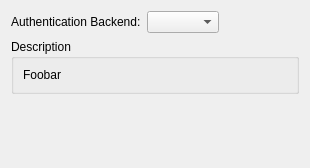
Qt form src/qtui/ui/coreconfigwizardauthenticationselectionpage.ui (quassel/quassel) before a commit.
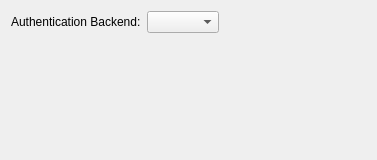
The same form after that commit.

Commit message:
Fix layout issues in CoreConfigWizard; cleanup
Qt has trouble layouting widgets dynamically added to wizard pages,
so switch to using QStackedWidget for storage and authenticator
settings. Add size policies as needed and explicitly set the size of
all pages to fit the largest one to ensure that the wizard is large
enough.

While we're at it, clean up related code a bit.

Closes GH-170.

Diff of the .ui file:
```diff
--- a/src/qtui/ui/coreconfigwizardauthenticationselectionpage.ui
+++ b/src/qtui/ui/coreconfigwizardauthenticationselectionpage.ui
@@ -6,16 +6,19 @@
    <rect>
     <x>0</x>
     <y>0</y>
-    <width>310</width>
-    <height>168</height>
+    <width>377</width>
+    <height>160</height>
    </rect>
   </property>
   <property name="windowTitle">
    <string>Form</string>
   </property>
-  <layout class="QVBoxLayout">
+  <layout class="QVBoxLayout" name="verticalLayout">
    <item>
     <layout class="QHBoxLayout">
+     <property name="sizeConstraint">
+      <enum>QLayout::SetMinAndMaxSize</enum>
+     </property>
      <item>
       <widget class="QLabel" name="label">
        <property name="text">
@@ -43,8 +46,8 @@
        </property>
        <property name="sizeHint" stdset="0">
         <size>
-         <width>40</width>
-         <height>20</height>
+         <width>0</width>
+         <height>0</height>
         </size>
        </property>
       </spacer>
@@ -52,25 +55,29 @@
     </layout>
    </item>
    <item>
-    <widget class="QGroupBox" name="descriptionBox">
-     <property name="title">
-      <string>Description</string>
+    <widget class="QStackedWidget" name="descriptionStack">
+     <property name="sizePolicy">
+      <sizepolicy hsizetype="MinimumExpanding" vsizetype="MinimumExpanding">
+       <horstretch>0</horstretch>
+       <verstretch>0</verstretch>
+      </sizepolicy>
      </property>
-     <layout class="QVBoxLayout">
-      <item>
-       <widget class="QLabel" name="description">
-        <property name="text">
-         <string notr="true">Foobar</string>
-        </property>
-        <property name="alignment">
-         <set>Qt::AlignLeading|Qt::AlignLeft|Qt::AlignTop</set>
-        </property>
-        <property name="wordWrap">
-         <bool>true</bool>
-        </property>
-       </widget>
-      </item>
-     </layout>
+     <property name="currentIndex">
+      <number>-1</number>
+     </property>
+    </widget>
+   </item>
+   <item>
+    <widget class="QStackedWidget" name="authSettingsStack">
+     <property name="sizePolicy">
+      <sizepolicy hsizetype="MinimumExpanding" vsizetype="MinimumExpanding">
+       <horstretch>0</horstretch>
+       <verstretch>0</verstretch>
+      </sizepolicy>
+     </property>
+     <property name="currentIndex">
+      <number>-1</number>
+     </property>
     </widget>
    </item>
    <item>
@@ -80,8 +87,8 @@
      </property>
      <property name="sizeHint" stdset="0">
       <size>
-       <width>20</width>
-       <height>40</height>
+       <width>0</width>
+       <height>0</height>
       </size>
      </property>
     </spacer>
```
The commit also changes 5 other files.
